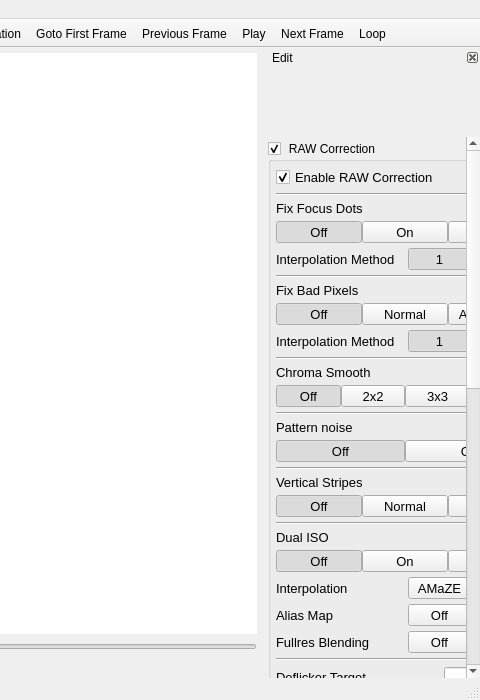
Above: platform/qt/MainWindow.ui from ilia3101/MLV-App before the change; both pictures show x 720 to 1200 and y 0 to 700 of the 1200 by 700 pixel window. Below: the same form after it.
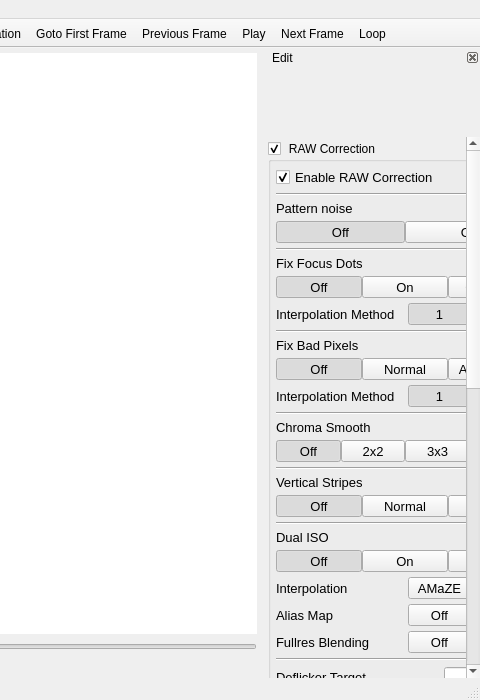
That is the form after the change. Icons and pictures are not drawn. Custom widgets are drawn as their Qt base class.

Commit message: QtApp: Pattern noise in 1st row, Changed button color again... now looks good without being blue ;-)

Diff of the .ui file:
```diff
--- a/platform/qt/MainWindow.ui
+++ b/platform/qt/MainWindow.ui
@@ -349,7 +349,7 @@
           <property name="geometry">
            <rect>
             <x>0</x>
-            <y>0</y>
+            <y>-706</y>
             <width>195</width>
             <height>1233</height>
            </rect>
@@ -431,6 +431,97 @@
                    </property>
                   </widget>
                  </item>
+                 <item>
+                  <widget class="QLabel" name="PatternNoiseLabel">
+                   <property name="font">
+                    <font>
+                     <pointsize>10</pointsize>
+                    </font>
+                   </property>
+                   <property name="text">
+                    <string>Pattern noise</string>
+                   </property>
+                  </widget>
+                 </item>
+                 <item>
+                  <widget class="QFrame" name="toolButtonPatternNoise">
+                   <layout class="QHBoxLayout" name="horizontalLayout_10">
+                    <property name="spacing">
+                     <number>0</number>
+                    </property>
+                    <property name="leftMargin">
+                     <number>0</number>
+                    </property>
+                    <property name="topMargin">
+                     <number>0</number>
+                    </property>
+                    <property name="rightMargin">
+                     <number>0</number>
+                    </property>
+                    <property name="bottomMargin">
+                     <number>0</number>
+                    </property>
+                    <item>
+                     <widget class="ColorToolButton" name="toolButtonPatternNoiseOff">
+                      <property name="sizePolicy">
+                       <sizepolicy hsizetype="Preferred" vsizetype="Fixed">
+                        <horstretch>0</horstretch>
+                        <verstretch>0</verstretch>
+                       </sizepolicy>
+                      </property>
+                      <property name="font">
+                       <font>
+                        <pointsize>10</pointsize>
+                       </font>
+                      </property>
+                      <property name="text">
+                       <string>Off</string>
+                      </property>
+                      <property name="checkable">
+                       <bool>true</bool>
+                      </property>
+                      <property name="checked">
+                       <bool>true</bool>
+                      </property>
+                      <property name="autoExclusive">
+                       <bool>true</bool>
+                      </property>
+                     </widget>
+                    </item>
+                    <item>
+                     <widget class="ColorToolButton" name="toolButtonPatternNoiseOn">
+                      <property name="sizePolicy">
+                       <sizepolicy hsizetype="Preferred" vsizetype="Fixed">
+                        <horstretch>0</horstretch>
+                        <verstretch>0</verstretch>
+                       </sizepolicy>
+                      </property>
+                      <property name="font">
+                       <font>
+                        <pointsize>10</pointsize>
+                       </font>
+                      </property>
+                      <property name="text">
+                       <string>On</string>
+                      </property>
+                      <property name="checkable">
+                       <bool>true</bool>
+                      </property>
+                      <property name="autoExclusive">
+                       <bool>true</bool>
+                      </property>
+                     </widget>
+                    </item>
+                   </layout>
+                  </widget>
+                 </item>
+                 <item>
+                  <widget class="Line" name="line_7">
+                   <property name="orientation">
+                    <enum>Qt::Horizontal</enum>
+                   </property>
+                  </widget>
+                 </item>
                  <item>
                   <widget class="QLabel" name="FocusPixelsLabel">
                    <property name="font">
@@ -969,97 +1060,6 @@
                    </layout>
                   </widget>
                  </item>
-                 <item>
-                  <widget class="Line" name="line_7">
-                   <property name="orientation">
-                    <enum>Qt::Horizontal</enum>
-                   </property>
-                  </widget>
-                 </item>
-                 <item>
-                  <widget class="QLabel" name="PatternNoiseLabel">
-                   <property name="font">
-                    <font>
-                     <pointsize>10</pointsize>
-                    </font>
-                   </property>
-                   <property name="text">
-                    <string>Pattern noise</string>
-                   </property>
-                  </widget>
-                 </item>
-                 <item>
-                  <widget class="QFrame" name="toolButtonPatternNoise">
-                   <layout class="QHBoxLayout" name="horizontalLayout_10">
-                    <property name="spacing">
-                     <number>0</number>
-                    </property>
-                    <property name="leftMargin">
-                     <number>0</number>
-                    </property>
-                    <property name="topMargin">
-                     <number>0</number>
-                    </property>
-                    <property name="rightMargin">
-                     <number>0</number>
-                    </property>
-                    <property name="bottomMargin">
-                     <number>0</number>
-                    </property>
-                    <item>
-                     <widget class="ColorToolButton" name="toolButtonPatternNoiseOff">
-                      <property name="sizePolicy">
-                       <sizepolicy hsizetype="Preferred" vsizetype="Fixed">
-                        <horstretch>0</horstretch>
-                        <verstretch>0</verstretch>
-                       </sizepolicy>
-                      </property>
-                      <property name="font">
-                       <font>
-                        <pointsize>10</pointsize>
-                       </font>
-                      </property>
-                      <property name="text">
-                       <string>Off</string>
-                      </property>
-                      <property name="checkable">
-                       <bool>true</bool>
-                      </property>
-                      <property name="checked">
-                       <bool>true</bool>
-                      </property>
-                      <property name="autoExclusive">
-                       <bool>true</bool>
-                      </property>
-                     </widget>
-                    </item>
-                    <item>
-                     <widget class="ColorToolButton" name="toolButtonPatternNoiseOn">
-                      <property name="sizePolicy">
-                       <sizepolicy hsizetype="Preferred" vsizetype="Fixed">
-                        <horstretch>0</horstretch>
-                        <verstretch>0</verstretch>
-                       </sizepolicy>
-                      </property>
-                      <property name="font">
-                       <font>
-                        <pointsize>10</pointsize>
-                       </font>
-                      </property>
-                      <property name="text">
-                       <string>On</string>
-                      </property>
-                      <property name="checkable">
-                       <bool>true</bool>
-                      </property>
-                      <property name="autoExclusive">
-                       <bool>true</bool>
-                      </property>
-                     </widget>
-                    </item>
-                   </layout>
-                  </widget>
-                 </item>
                  <item>
                   <widget class="Line" name="line_8">
                    <property name="orientation">
```
Left out of the diff: 2 changed lines with no effect on the pictures. The commit also changes 1 other file.
